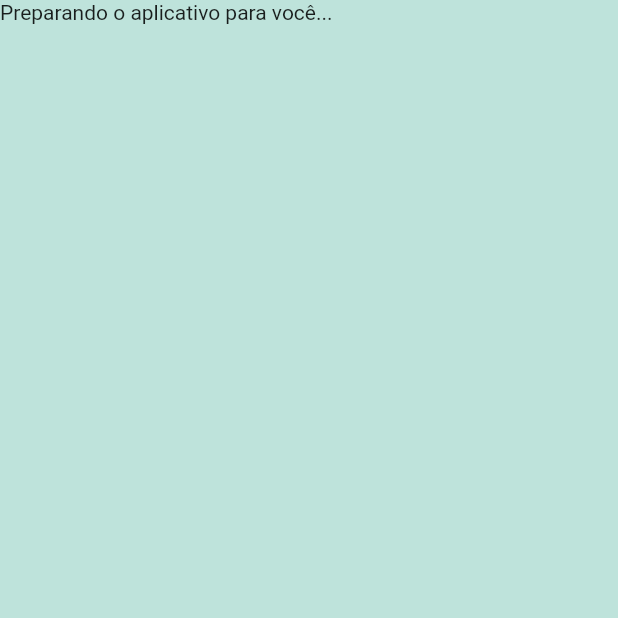
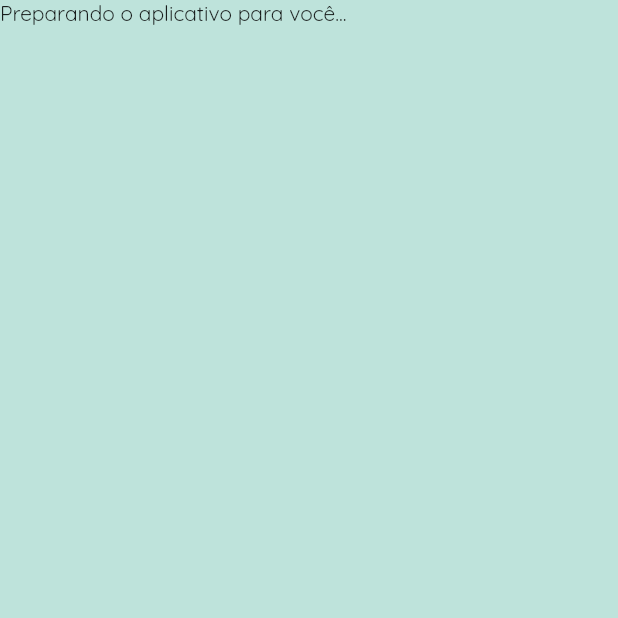
Before and after one commit to britto-andre/pagina_lida, a Flutter app: the screen it shows after launch, on a phone screen of 412 x 824 dp, the top half of it. Run offline on Flutter 3.47's test engine with Material 2 defaults, Android fonts, the phone set to English and light mode, and no system bars.

Commit message:
Adicionando fontes e icones ao projeto

```diff
--- a/lib/pages/boas_vindas.dart
+++ b/lib/pages/boas_vindas.dart
@@ -7,7 +7,10 @@ class BoasVindas extends StatelessWidget {
       body: SafeArea(
         child: Column(
           children: [
-            Text('Boas vindas'),
+            Text(
+              'Boas vindas',
+              style: TextStyle(fontFamily: 'DancingScript'),
+            ),
           ],
         ),
       ),
--- a/lib/tema.dart
+++ b/lib/tema.dart
@@ -5,6 +5,7 @@ class Tema {
     return ThemeData(
       primaryColor: Colors.amber,
       canvasColor: Color(0xFFBEE3DB),
+      fontFamily: 'Quicksand',
     );
   }
 }
```
Also changed, not shown: pubspec.yaml (+16 -14 lines), assets/Icone.svg (added), assets/fonts/DancingScript/DancingScript-VariableFont_wght.ttf (added), assets/fonts/DancingScript/static/DancingScript-Bold.ttf (added), assets/fonts/DancingScript/static/DancingScript-Medium.ttf (added), assets/fonts/DancingScript/static/DancingScript-Regular.ttf (added), assets/fonts/DancingScript/static/DancingScript-SemiBold.ttf (added), assets/fonts/Quicksand/Quicksand-VariableFont_wght.ttf (added), assets/fonts/Quicksand/static/Quicksand-Bold.ttf (added), assets/fonts/Quicksand/static/Quicksand-Light.ttf (added), assets/fonts/Quicksand/static/Quicksand-Medium.ttf (added), assets/fonts/Quicksand/static/Quicksand-Regular.ttf (added), assets/fonts/Quicksand/static/Quicksand-SemiBold.ttf (added), assets/icone.png (added), 1 more files, 22 other files.
